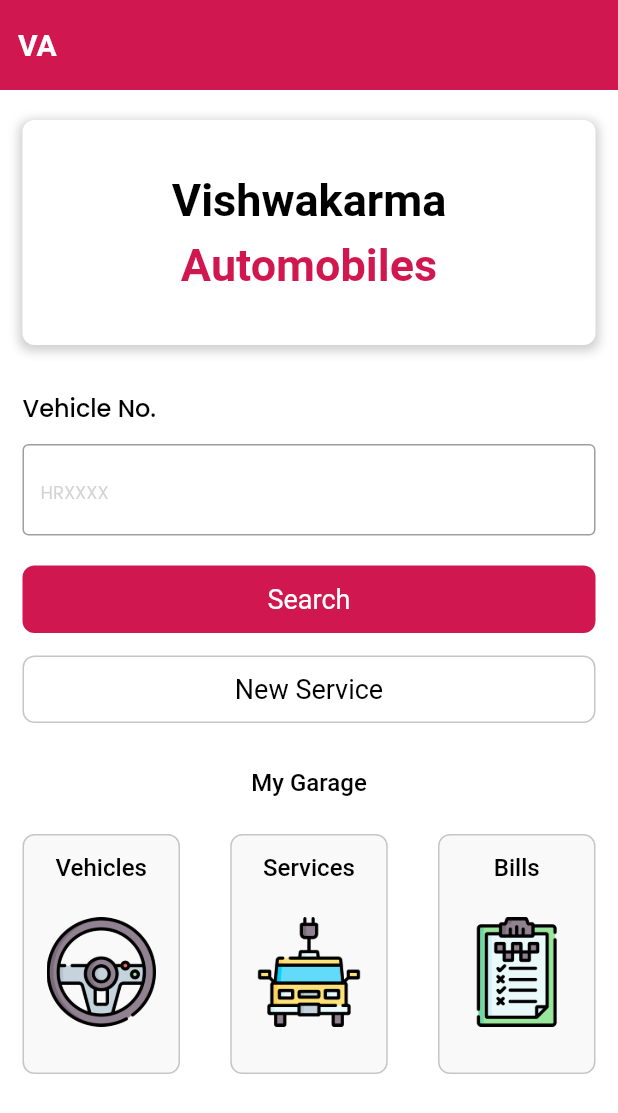
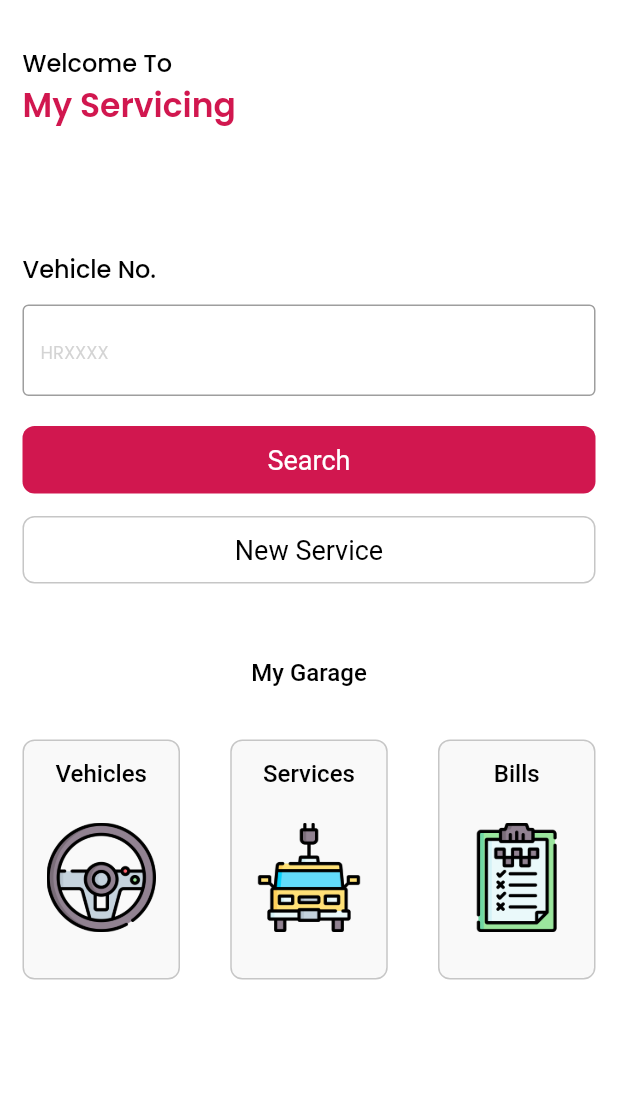
Before and after one commit to sangeeta2701/servicing_app, a Flutter app: the screen it shows after launch, on a phone screen of 412 x 824 dp. Shown: the top 1113 px of the screen. Run offline on Flutter 3.47's test engine with Material 2 defaults, Android fonts, the light colour scheme and no system bars; our stand-ins replace google_fonts.

Commit message:
Car Servicing

```diff
--- a/lib/Screens/Garage/billList_page.dart
+++ b/lib/Screens/Garage/billList_page.dart
@@ -56,7 +56,7 @@ class _BillListPageState extends State<BillListPage> {
             GarageContents(
                 "Bills", "assets/images/img4.png", "Bill No.", "Amount"),
             SizedBox(
-              height: 530,
+              height: 580,
               child: billList.isEmpty
                   ? Center(
                       child: CircularProgressIndicator(),
--- a/lib/Screens/Garage/garageContents.dart
+++ b/lib/Screens/Garage/garageContents.dart
@@ -29,7 +29,7 @@ class GarageContents extends StatelessWidget {
                   Align(
                     alignment: Alignment.centerLeft,
                     child: Text(
-                      "VA",
+                      "My Servicing",
                       style: TextStyle(
                           fontWeight: FontWeight.bold,
                           fontSize: 20,
--- a/lib/Screens/Garage/servicesList_page.dart
+++ b/lib/Screens/Garage/servicesList_page.dart
@@ -3,7 +3,6 @@ import 'package:intl/intl.dart';
 
 import '../../model/servicesData.dart';
 import '../../utils/constants.dart';
-import 'garageContents.dart';
 import 'package:http/http.dart' as http;
 
 class ServicesListPage extends StatefulWidget {
@@ -68,7 +67,7 @@ class _ServicesListPageState extends State<ServicesListPage> {
                   Align(
                     alignment: Alignment.centerLeft,
                     child: Text(
-                      "VA",
+                      "My Servicing",
                       style: TextStyle(
                           fontWeight: FontWeight.bold,
                           fontSize: 20,
@@ -114,9 +113,7 @@ class _ServicesListPageState extends State<ServicesListPage> {
             ),
           ),
           Divider(),
-          Padding(
-              padding: const EdgeInsets.only(top: 10),
-              child: serviceList.length == 0
+          serviceList.length == 0
               ? Center(
                   child: CircularProgressIndicator(),
                 )
@@ -131,7 +128,7 @@ class _ServicesListPageState extends State<ServicesListPage> {
                           child: serviceContainer(index),
                         );
                       }),
-                    ))
+                )
         ])),
       ),
     );
@@ -140,14 +137,16 @@ class _ServicesListPageState extends State<ServicesListPage> {
   Widget serviceContainer(int index) {
     MyService data = serviceList[index];
     DateTime? date = DateTime.tryParse(data.serviceDate!);
-    return Container(
+    return Padding(
+      padding: const EdgeInsets.all(8.0),
+      child: Container(
         constraints: BoxConstraints(
             // minHeight: 100,
             maxHeight: 190,
             maxWidth: double.infinity),
         decoration: BoxDecoration(
           border: Border.all(color: appUiBorderColor, width: 1),
-        borderRadius: BorderRadius.circular(4),
+          borderRadius: BorderRadius.circular(6),
         ),
         child: Padding(
           padding: const EdgeInsets.all(10.0),
@@ -252,8 +251,8 @@ class _ServicesListPageState extends State<ServicesListPage> {
                             width: 70,
                             decoration: BoxDecoration(
                                 borderRadius: BorderRadius.circular(4),
-                              border:
-                                  Border.all(color: appUiBorderColor, width: 1),
+                                border: Border.all(
+                                    color: appUiBorderColor, width: 1),
                                 color: appUiLightColor),
                             child: Row(
                               mainAxisAlignment: MainAxisAlignment.center,
@@ -291,6 +290,7 @@ class _ServicesListPageState extends State<ServicesListPage> {
             ],
           ),
         ),
+      ),
     );
   }
 }
--- a/lib/Screens/Garage/vehicleList_page.dart
+++ b/lib/Screens/Garage/vehicleList_page.dart
@@ -64,7 +64,7 @@ class _VehicleListPageState extends State<VehicleListPage> {
                         child: CircularProgressIndicator(),
                       )
                     : SizedBox(
-                        height: 530,
+                        height: 580,
                         child: ListView.builder(
                             itemCount: vehicleList.length,
                             itemBuilder: (context, index) {
--- a/lib/Screens/home_page.dart
+++ b/lib/Screens/home_page.dart
@@ -24,76 +24,23 @@ class _HomePageState extends State<HomePage> {
       backgroundColor: appUiLightColor,
       body: SafeArea(
         child: SingleChildScrollView(
-          child: Column(
-            children: [
-              Container(
-                height: 60,
-                width: double.infinity,
-                decoration: BoxDecoration(
-                  color: appUiThemeColor,
-                ),
           child: Padding(
-                  padding: const EdgeInsets.only(left: 12.0),
-                  child: Align(
-                    alignment: Alignment.centerLeft,
-                    child: Text(
-                      "VA",
-                      style: TextStyle(
-                          fontWeight: FontWeight.bold,
-                          fontSize: 20,
-                          color: appUiLightColor),
-                    ),
-                  ),
-                ),
-              ),
-              Padding(
-                padding:
-                    const EdgeInsets.symmetric(vertical: 20.0, horizontal: 15),
+            padding: const EdgeInsets.symmetric(vertical: 30.0, horizontal: 15),
             child: Form(
               key: formKey,
               child: Column(
                 crossAxisAlignment: CrossAxisAlignment.start,
                 children: [
-                      Container(
-                        height: 150,
-                        width: double.infinity,
-                        decoration: BoxDecoration(
-                          color: appUiLightColor,
-                          borderRadius: BorderRadius.circular(8),
-                          boxShadow: [
-                            BoxShadow(
-                              color: Colors.grey.withOpacity(0.5),
-                              spreadRadius: 2, //spread radius
-                              blurRadius: 5, // blur radius
-                              offset: Offset(0, 2),
+                  Text(
+                    "Welcome To",
+                    style: subHeadingTextStyle,
                   ),
-                          ],
-                        ),
-                        child: Column(
-                          mainAxisAlignment: MainAxisAlignment.center,
-                          children: [
                   Text(
-                              "Vishwakarma",
-                              style: TextStyle(
-                                  fontSize: 30,
-                                  fontWeight: FontWeight.w600,
-                                  color: appUiDarkColor),
+                    "My Servicing",
+                    style: themeHeadingTextStyle,
                   ),
                   Padding(
-                              padding: const EdgeInsets.only(top: 8.0),
-                              child: Text(
-                                "Automobiles",
-                                style: TextStyle(
-                                    fontSize: 30,
-                                    fontWeight: FontWeight.w600,
-                                    color: appUiThemeColor),
-                              ),
-                            ),
-                          ],
-                        ),
-                      ),
-                      Padding(
-                        padding: const EdgeInsets.only(top: 30.0),
+                    padding: const EdgeInsets.only(top: 80.0),
                     child: Text(
                       "Vehicle No.",
                       style: subHeadingTextStyle,
@@ -110,12 +57,6 @@ class _HomePageState extends State<HomePage> {
                         hintText: "HRXXXX",
                         hintStyle: hintTextStyle,
                         border: OutlineInputBorder(),
-
-                            // suffixIcon: IconButton(
-                            //     onPressed: () {
-                            //       numberController.clear();
-                            //     },
-                            //     icon: Icon(Icons.clear)),
                       ),
                       validator: (value) {
                         if (value!.isEmpty) {
@@ -186,8 +127,7 @@ class _HomePageState extends State<HomePage> {
                         decoration: BoxDecoration(
                           color: appUiLightColor,
                           borderRadius: BorderRadius.circular(8),
-                              border:
-                                  Border.all(color: appUiBorderColor, width: 1),
+                          border: Border.all(color: appUiBorderColor, width: 1),
                         ),
                         child: Center(
                           child: Text(
@@ -202,7 +142,7 @@ class _HomePageState extends State<HomePage> {
                     ),
                   ),
                   Padding(
-                        padding: const EdgeInsets.only(top: 30.0),
+                    padding: const EdgeInsets.only(top: 50.0),
                     child: Center(
                       child: Text(
                         "My Garage",
@@ -214,7 +154,7 @@ class _HomePageState extends State<HomePage> {
                     ),
                   ),
                   Padding(
-                        padding: const EdgeInsets.only(top: 25.0),
+                    padding: const EdgeInsets.only(top: 35.0),
                     child: Row(
                       mainAxisAlignment: MainAxisAlignment.spaceBetween,
                       children: [
@@ -234,8 +174,8 @@ class _HomePageState extends State<HomePage> {
                             decoration: BoxDecoration(
                               color: appUiContainerColor,
                               borderRadius: BorderRadius.circular(8),
-                                  border: Border.all(
-                                      color: appUiBorderColor, width: 1),
+                              border:
+                                  Border.all(color: appUiBorderColor, width: 1),
                             ),
                             child: Padding(
                               padding: const EdgeInsets.symmetric(
@@ -250,13 +190,12 @@ class _HomePageState extends State<HomePage> {
                                         color: appUiDarkColor),
                                   ),
                                   Padding(
-                                        padding:
-                                            const EdgeInsets.only(top: 10.0),
+                                    padding: const EdgeInsets.only(top: 10.0),
                                     child: Image(
                                       width: 80,
                                       height: 100,
-                                          image: AssetImage(
-                                              "assets/images/img2.png"),
+                                      image:
+                                          AssetImage("assets/images/img2.png"),
                                     ),
                                   ),
                                 ],
@@ -280,8 +219,8 @@ class _HomePageState extends State<HomePage> {
                             decoration: BoxDecoration(
                               color: appUiContainerColor,
                               borderRadius: BorderRadius.circular(8),
-                                  border: Border.all(
-                                      color: appUiBorderColor, width: 1),
+                              border:
+                                  Border.all(color: appUiBorderColor, width: 1),
                             ),
                             child: Padding(
                               padding: const EdgeInsets.symmetric(
@@ -296,13 +235,12 @@ class _HomePageState extends State<HomePage> {
                                         color: appUiDarkColor),
                                   ),
                                   Padding(
-                                        padding:
-                                            const EdgeInsets.only(top: 10.0),
+                                    padding: const EdgeInsets.only(top: 10.0),
                                     child: Image(
                                       width: 80,
                                       height: 100,
-                                          image: AssetImage(
-                                              "assets/images/img3.png"),
+                                      image:
+                                          AssetImage("assets/images/img3.png"),
                                     ),
                                   ),
                                 ],
@@ -326,8 +264,8 @@ class _HomePageState extends State<HomePage> {
                             decoration: BoxDecoration(
                               color: appUiContainerColor,
                               borderRadius: BorderRadius.circular(8),
-                                  border: Border.all(
-                                      color: appUiBorderColor, width: 1),
+                              border:
+                                  Border.all(color: appUiBorderColor, width: 1),
                             ),
                             child: Padding(
                               padding: const EdgeInsets.symmetric(
@@ -342,13 +280,12 @@ class _HomePageState extends State<HomePage> {
                                         color: appUiDarkColor),
                                   ),
                                   Padding(
-                                        padding:
-                                            const EdgeInsets.only(top: 10.0),
+                                    padding: const EdgeInsets.only(top: 10.0),
                                     child: Image(
                                       width: 80,
                                       height: 100,
-                                          image: AssetImage(
-                                              "assets/images/img4.png"),
+                                      image:
+                                          AssetImage("assets/images/img4.png"),
                                     ),
                                   ),
                                 ],
@@ -363,8 +300,6 @@ class _HomePageState extends State<HomePage> {
               ),
             ),
           ),
-            ],
-          ),
         ),
       ),
     );
```
Lines whose indentation alone changed are shown as unchanged.
